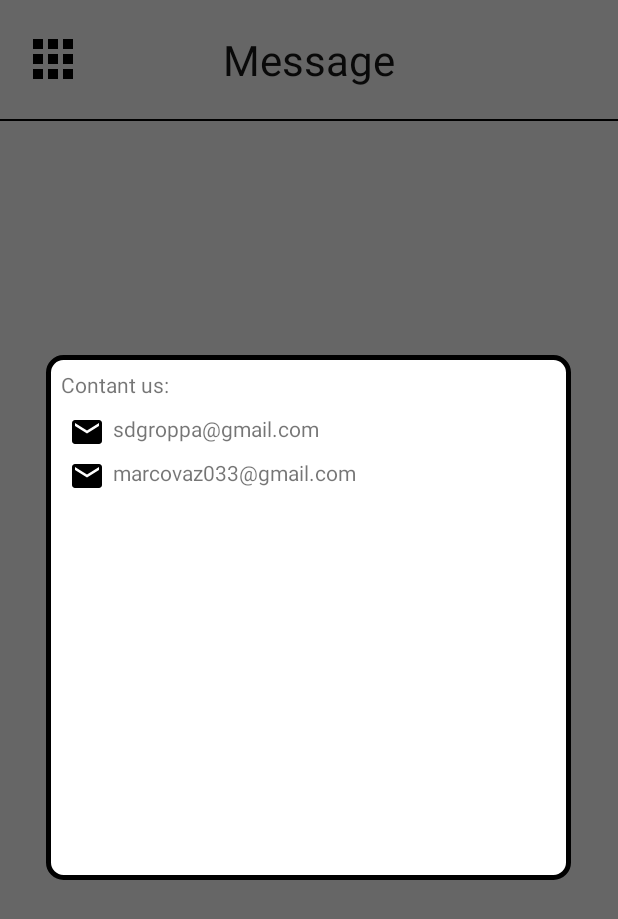
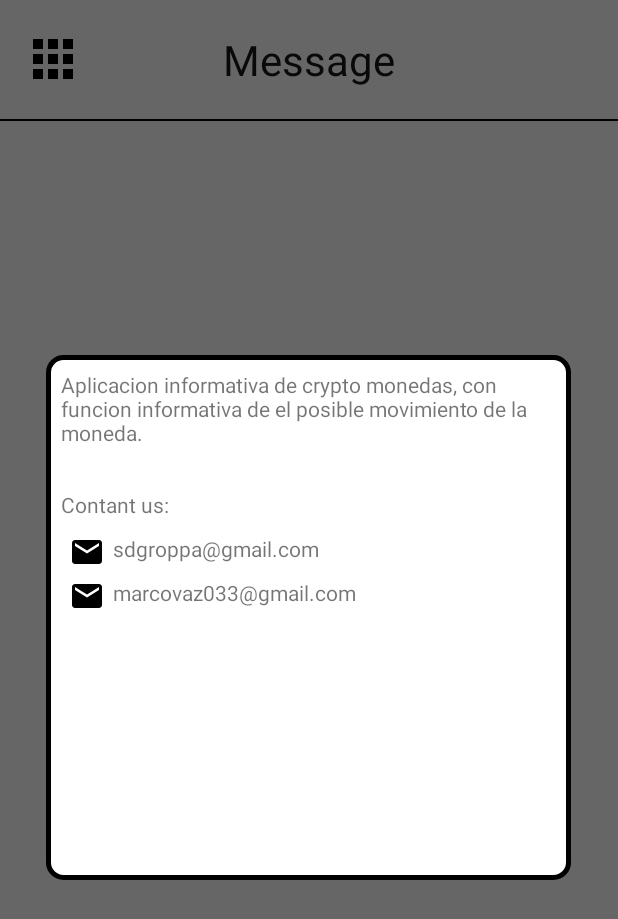
Before and after one commit to SergioDGr/CryptoStadisticsMS, an Android app: the screen it shows after launch (MainActivity), in the side drawer, after a tap on "Information", on a phone screen of 412 x 824 dp. Shown: the top 919 px of the screen. Run offline under Robolectric (Android 15) with nearby library versions, the phone set to English and light mode, and no system bars; libraries missing offline, so code that uses them is left out: com.chaquo.python; 5 statements that could not run were skipped.

Commit message:
Update information_popup.xml

```diff
--- a/app/src/main/res/layout/information_popup.xml
+++ b/app/src/main/res/layout/information_popup.xml
@@ -8,10 +8,18 @@
     android:background="@drawable/popup_background">
 
     <TextView
+        android:id="@+id/tvInfo"
+        android:layout_width="wrap_content"
+        android:layout_height="wrap_content"
+        android:layout_marginBottom="10dp"
+        android:text="Aplicacion informativa de crypto monedas, con funcion informativa de el posible movimiento de la moneda." />
+
+    <TextView
         android:id="@+id/tvContatUS"
         android:layout_width="wrap_content"
         android:layout_height="wrap_content"
         android:layout_marginBottom="10dp"
+        android:layout_marginTop="80dp"
         android:text="@string/contant_us" />
 
     <LinearLayout
```
